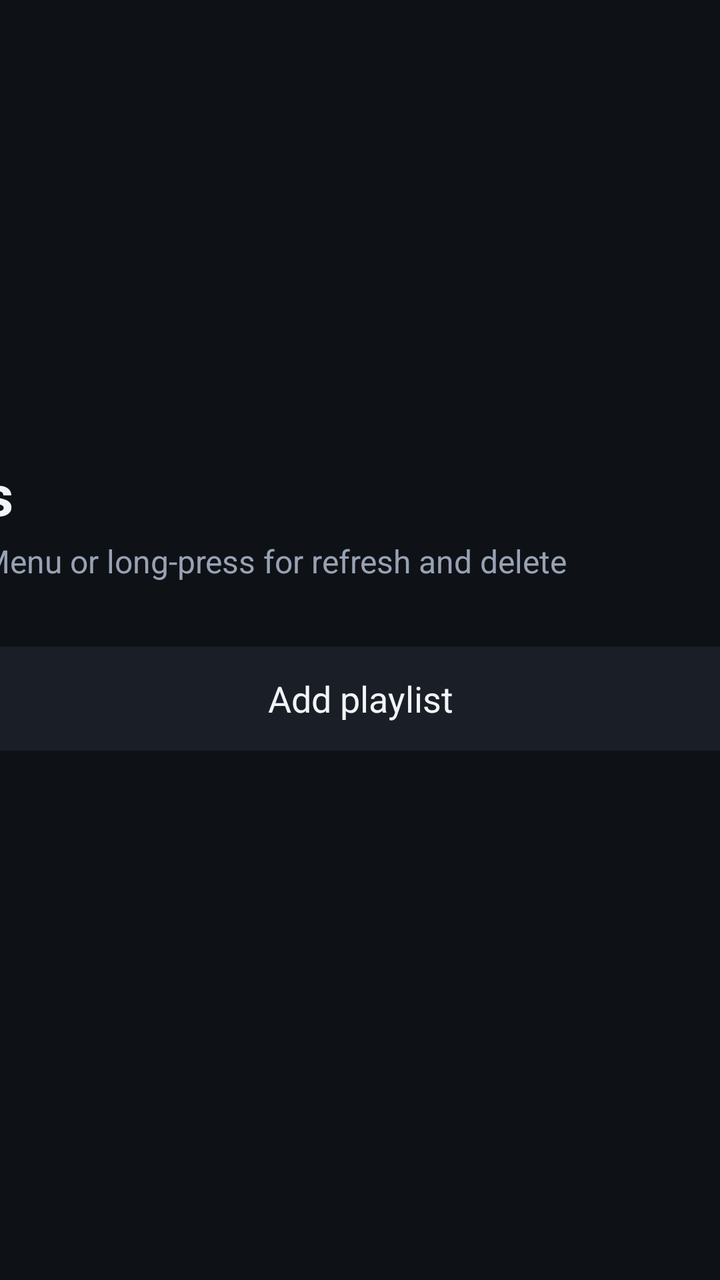
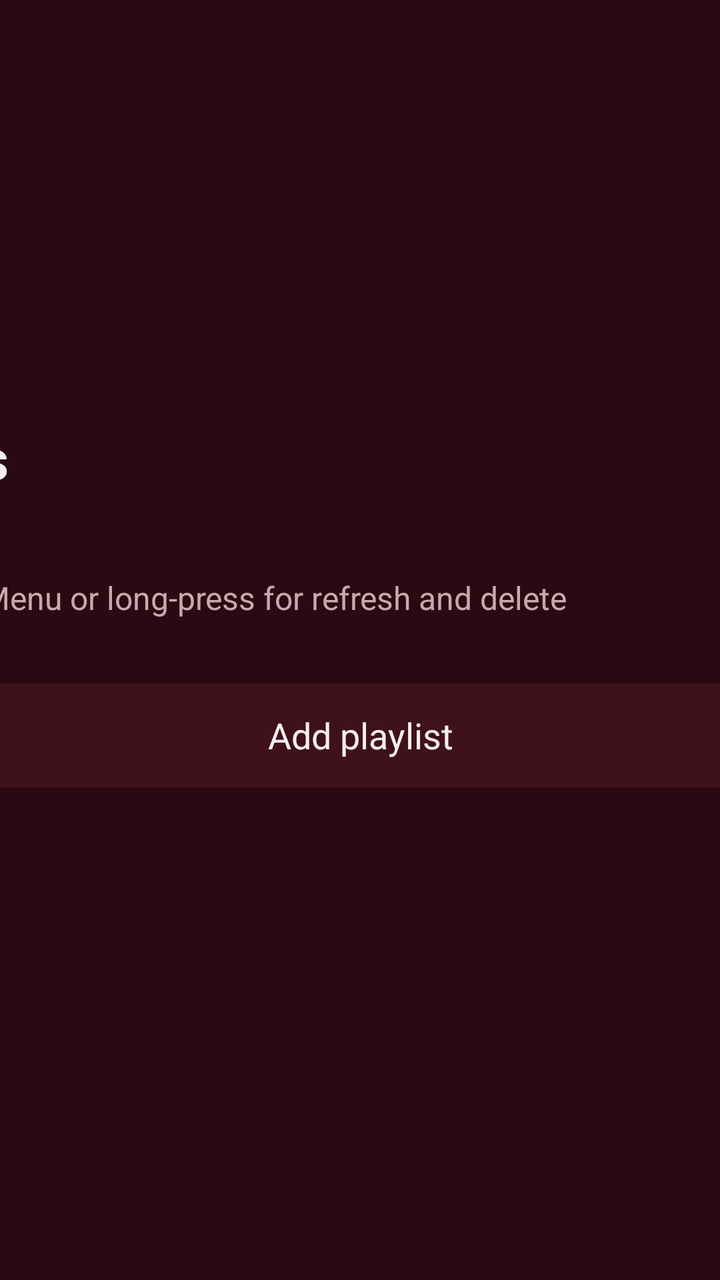

The first picture is an Android layout as it rendered before a commit; the second is the same layout after the commit. The layout source and the unified diff follow.
<!-- AndroidManifest.xml: application theme Theme.IptvPlayer -->
<!-- res/layout/screen_playlists.xml -->
<?xml version="1.0" encoding="utf-8"?>
<FrameLayout xmlns:android="http://schemas.android.com/apk/res/android"
    android:layout_width="match_parent"
    android:layout_height="match_parent"
    android:background="@color/background">

    <LinearLayout
        android:layout_width="560dp"
        android:layout_height="wrap_content"
        android:layout_gravity="center"
        android:orientation="vertical">

        <TextView
            style="@style/Text.Title"
            android:layout_width="wrap_content"
            android:layout_height="wrap_content"
            android:text="@string/playlists" />

        <TextView
            style="@style/Text.Secondary"
            android:layout_width="wrap_content"
            android:layout_height="wrap_content"
            android:layout_marginTop="4dp"
            android:text="OK to open · Menu or long-press for refresh and delete" />

        <LinearLayout
            android:id="@+id/list"
            android:layout_width="match_parent"
            android:layout_height="wrap_content"
            android:layout_marginTop="16dp"
            android:orientation="vertical" />

        <TextView
            android:id="@+id/add"
            style="@style/TileButton"
            android:layout_width="match_parent"
            android:layout_marginTop="16dp"
            android:text="@string/add_playlist" />

        <TextView
            android:id="@+id/message"
            style="@style/Text.Secondary"
            android:layout_width="match_parent"
            android:layout_height="wrap_content"
            android:layout_marginTop="12dp"
            android:minHeight="24dp" />
    </LinearLayout>
</FrameLayout>
<!-- resources referenced by this layout -->
<resources>
  <color name="background">#FF0E1116</color>
  <string name="add_playlist">Add playlist</string>
  <string name="playlists">Playlists</string>
  <style name="Text.Secondary" parent="">
          <item name="android:textColor">@color/text_secondary</item>
          <item name="android:textSize">16sp</item>
      </style>
  <style name="Text.Title" parent="">
          <item name="android:textColor">@color/text_primary</item>
          <item name="android:textSize">28sp</item>
          <item name="android:textStyle">bold</item>
      </style>
  <style name="TileButton" parent="">
          <item name="android:layout_height">52dp</item>
          <item name="android:background">@drawable/bg_tile</item>
          <item name="android:focusable">true</item>
          <item name="android:gravity">center</item>
          <item name="android:paddingStart">20dp</item>
          <item name="android:paddingEnd">20dp</item>
          <item name="android:textColor">@color/text_primary</item>
          <item name="android:textSize">18sp</item>
          <item name="android:stateListAnimator">@null</item>
      </style>
  <style name="Theme.IptvPlayer" parent="android:Theme.Material.NoActionBar.Fullscreen">
          <item name="android:windowBackground">@color/background</item>
          <item name="android:colorBackground">@color/background</item>
          <item name="android:colorAccent">@color/accent</item>
          <item name="android:windowContentOverlay">@null</item>
      </style>
  <color name="text_secondary">#FF98A2B3</color>
  <color name="text_primary">#FFF2F4F7</color>
  <!-- drawable bg_tile (drawable) -->
  <?xml version="1.0" encoding="utf-8"?>
  <selector xmlns:android="http://schemas.android.com/apk/res/android">
      <item android:state_focused="true">
          <shape android:shape="rectangle">
              <solid android:color="@color/accent" />
              <corners android:radius="10dp" />
          </shape>
      </item>
      <item>
          <shape android:shape="rectangle">
              <solid android:color="@color/surface" />
              <corners android:radius="10dp" />
          </shape>
      </item>
  </selector>
  <color name="accent">#FF2F80ED</color>
  <color name="surface">#FF1A1F27</color>
</resources>

<!-- the commit's change to res/layout/screen_playlists.xml (unified diff, before → after) -->
@@ -14,7 +14,15 @@
             style="@style/Text.Title"
             android:layout_width="wrap_content"
             android:layout_height="wrap_content"
-            android:text="@string/playlists" />
+            android:text="@string/settings" />
+
+        <TextView
+            style="@style/Text.Body"
+            android:layout_width="wrap_content"
+            android:layout_height="wrap_content"
+            android:layout_marginTop="12dp"
+            android:text="@string/playlists"
+            android:textStyle="bold" />
 
         <TextView
             style="@style/Text.Secondary"
@@ -37,12 +45,28 @@
             android:layout_marginTop="16dp"
             android:text="@string/add_playlist" />
 
-        <TextView
-            android:id="@+id/message"
-            style="@style/Text.Secondary"
+        <LinearLayout
             android:layout_width="match_parent"
             android:layout_height="wrap_content"
             android:layout_marginTop="12dp"
-            android:minHeight="24dp" />
+            android:gravity="center_vertical"
+            android:minHeight="24dp"
+            android:orientation="horizontal">
+
+            
+            <io.github.sardinemehico.iptvplayer.ui.LoadingDots
+                android:id="@+id/busy"
+                android:layout_width="40dp"
+                android:layout_height="10dp"
+                android:layout_marginEnd="12dp"
+                android:visibility="gone" />
+
+            <TextView
+                android:id="@+id/message"
+                style="@style/Text.Secondary"
+                android:layout_width="0dp"
+                android:layout_height="wrap_content"
+                android:layout_weight="1" />
+        </LinearLayout>
     </LinearLayout>
 </FrameLayout>
<!-- resource entries referenced after the edit -->
@@ -1,8 +1,13 @@
 <!-- resources referenced by this layout -->
 <resources>
-  <color name="background">#FF0E1116</color>
+  <color name="background">#FF2A0A12</color>
   <string name="add_playlist">Add playlist</string>
   <string name="playlists">Playlists</string>
+  <string name="settings">Settings</string>
+  <style name="Text.Body" parent="">
+          <item name="android:textColor">@color/text_primary</item>
+          <item name="android:textSize">18sp</item>
+      </style>
   <style name="Text.Secondary" parent="">
           <item name="android:textColor">@color/text_secondary</item>
           <item name="android:textSize">16sp</item>
@@ -29,14 +34,21 @@
           <item name="android:colorAccent">@color/accent</item>
           <item name="android:windowContentOverlay">@null</item>
       </style>
-  <color name="text_secondary">#FF98A2B3</color>
-  <color name="text_primary">#FFF2F4F7</color>
+  <color name="text_secondary">#FFC9A9B0</color>
+  <color name="text_primary">#FFF7EEF0</color>
   <!-- drawable bg_tile (drawable) -->
   <?xml version="1.0" encoding="utf-8"?>
   <selector xmlns:android="http://schemas.android.com/apk/res/android">
       <item android:state_focused="true">
           <shape android:shape="rectangle">
               <solid android:color="@color/accent" />
+              <corners android:radius="10dp" />
+          </shape>
+      </item>
+      
+      <item android:state_activated="true">
+          <shape android:shape="rectangle">
+              <solid android:color="@color/surface_active" />
               <corners android:radius="10dp" />
           </shape>
       </item>
@@ -47,7 +59,8 @@
           </shape>
       </item>
   </selector>
-  <color name="accent">#FF2F80ED</color>
-  <color name="surface">#FF1A1F27</color>
+  <color name="accent">#FFB0243F</color>
+  <color name="surface_active">#FF5E1A2A</color>
+  <color name="surface">#FF3F111C</color>
 </resources>
 
